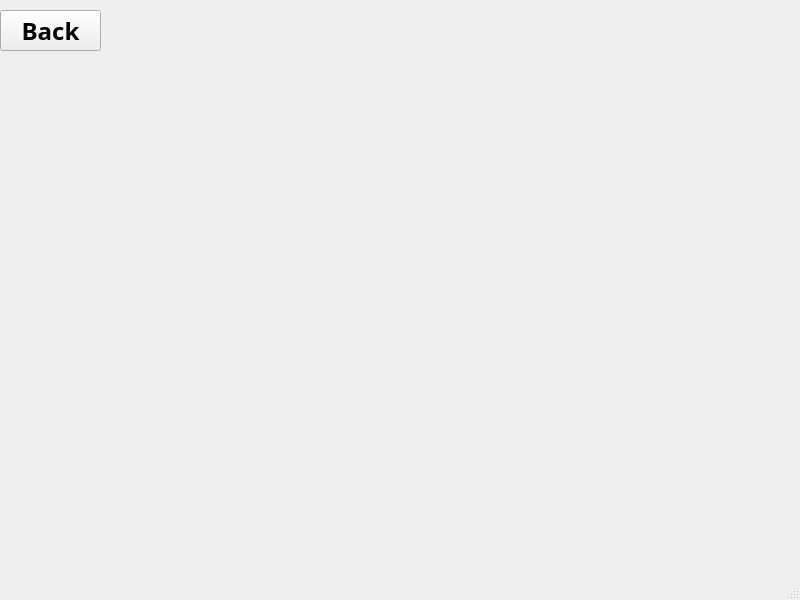
Qt form PR1/pagegallery1.ui (MeY-SaM/TacticalGame) before a commit.
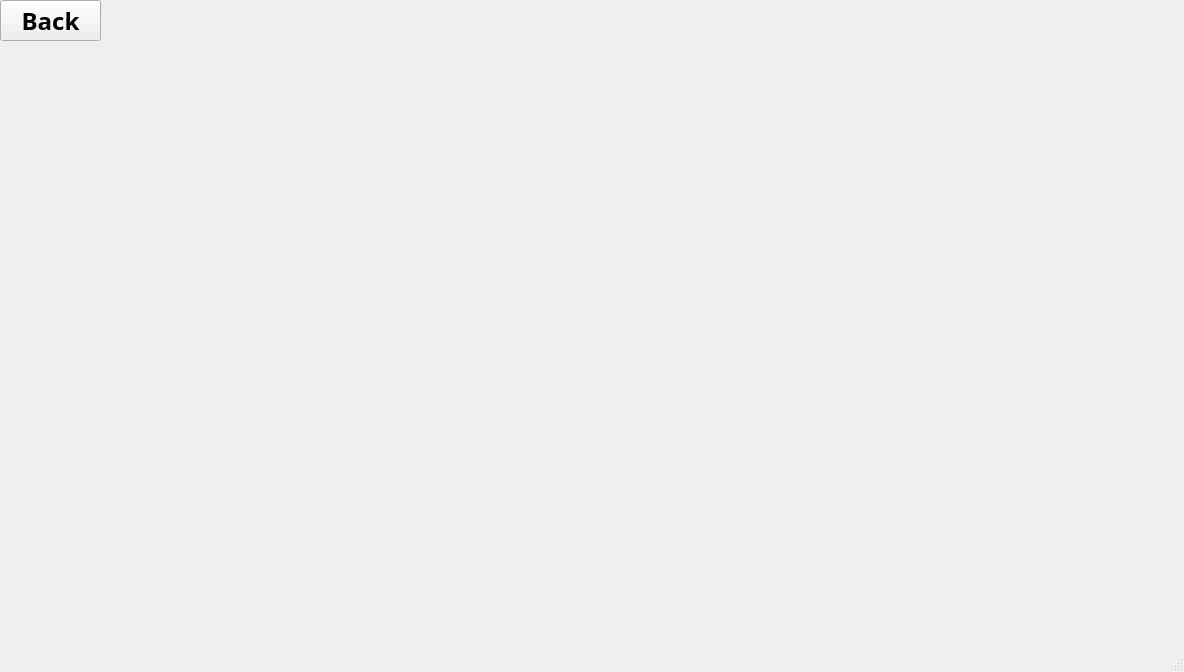
The same form after that commit.

Diff of the .ui file:
```diff
--- a/PR1/pagegallery1.ui
+++ b/PR1/pagegallery1.ui
@@ -6,8 +6,8 @@
    <rect>
     <x>0</x>
     <y>0</y>
-    <width>800</width>
-    <height>600</height>
+    <width>1184</width>
+    <height>672</height>
    </rect>
   </property>
   <property name="windowTitle">
@@ -18,7 +18,7 @@
     <property name="geometry">
      <rect>
       <x>0</x>
-      <y>10</y>
+      <y>0</y>
       <width>101</width>
       <height>41</height>
      </rect>
```
Left out of the diff: 2 changed lines with no effect on the pictures.
